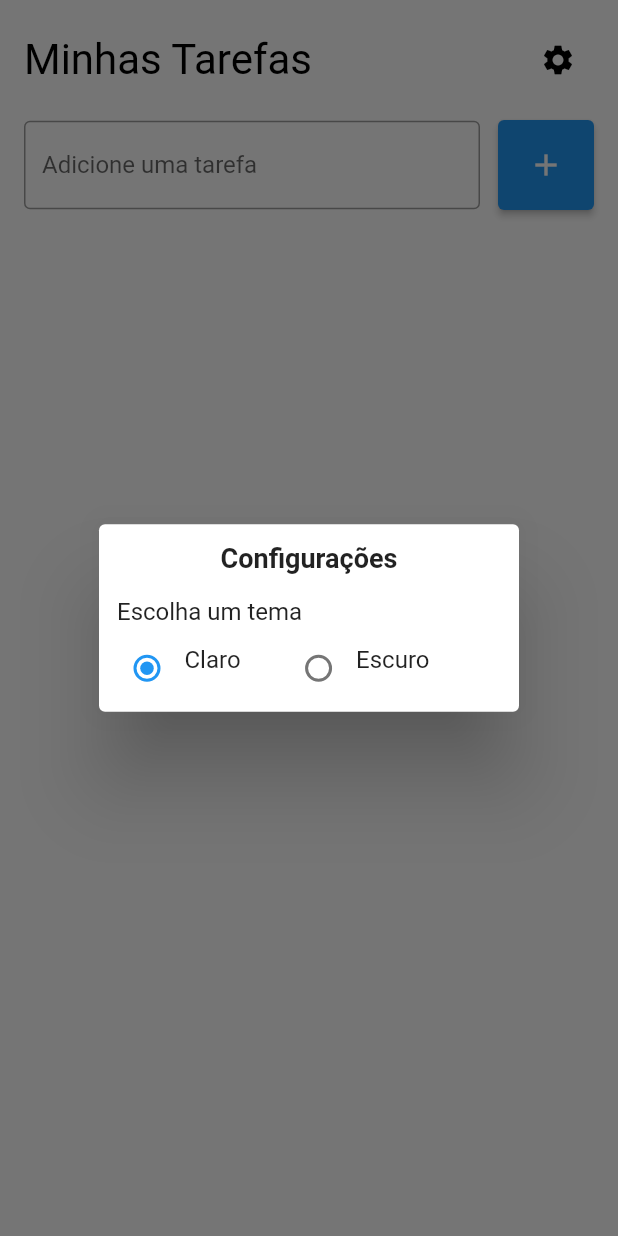
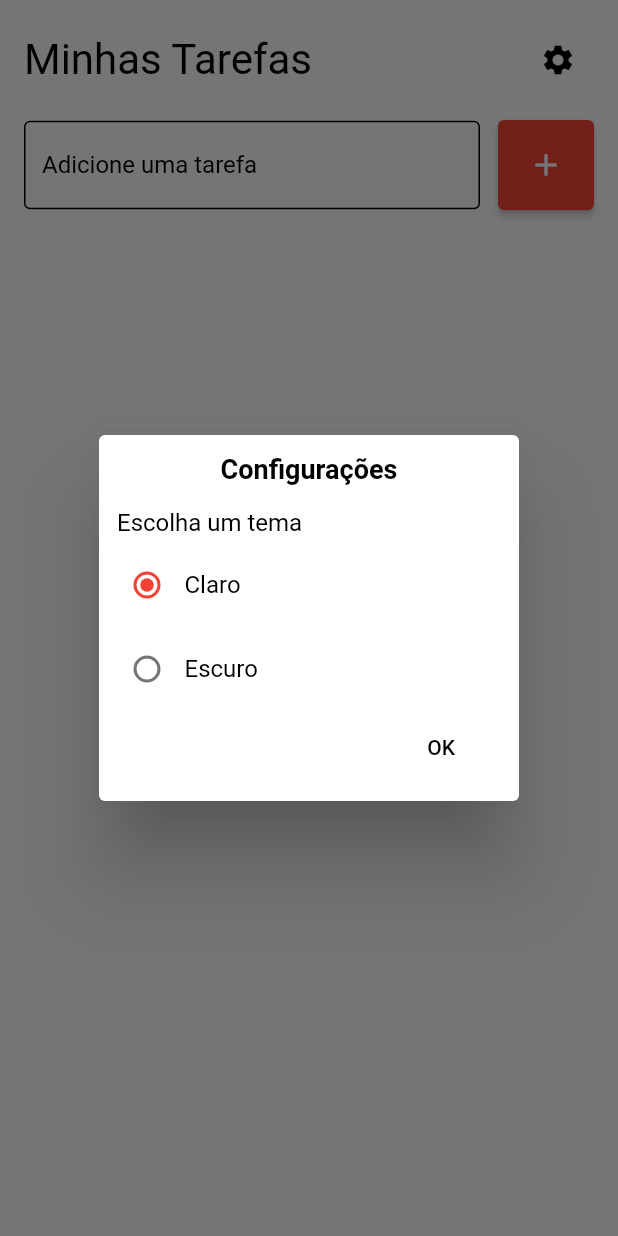
Before and after one commit to DarlanCapistrano/task-list, a Flutter app: the screen it shows after launch, after a tap on the "settings" icon, on a phone screen of 412 x 824 dp. Run offline on Flutter 3.47's test engine with Material 2 defaults, Android fonts, the phone set to English and light mode, and no system bars; our stand-ins replace rxdart.

Commit message:
implemented white and dark theme and bugfixes when delete selected tasks

```diff
--- a/lib/main.dart
+++ b/lib/main.dart
@@ -1,5 +1,5 @@
 import 'package:flutter/material.dart';
-import 'package:todo_list/main_app.dart';
+import 'package:task_list/main_app/main_app.dart';
 
 void main() {
   runApp(const MainApp());
--- a/lib/main_app.dart
+++ b/lib/main_app/main_app.dart
@@ -1,5 +1,5 @@
 import 'package:flutter/material.dart';
-import 'package:todo_list/task/ui/task_page.dart';
+import 'package:task_list/task/ui/task_page.dart';
 
 class MainApp extends StatelessWidget {
   const MainApp({Key? key}) : super(key: key);
--- /dev/null
+++ b/lib/main_app/main_app_controller.dart
@@ -0,0 +1,24 @@
+import 'package:rxdart/subjects.dart';
+import 'package:task_list/util/color_theme.dart';
+
+class MainController {
+  static final MainController _mainController = MainController._();
+
+  MainController._();
+
+  @override
+  factory MainController(){
+    return _mainController;
+  }
+
+  void closeMainController(){
+    controllerAppTheme.close();
+  }
+
+  final BehaviorSubject<ColorTheme> controllerAppTheme = BehaviorSubject<ColorTheme>();
+
+  void chooseAppTheme(ColorTheme theme){
+    ColorsApp.chooseAppTheme(theme);
+    controllerAppTheme.sink.add(theme);
+  }
+}
--- a/lib/task/ui/task_page.dart
+++ b/lib/task/ui/task_page.dart
@@ -1,7 +1,9 @@
 import 'package:flutter/material.dart';
-import 'package:todo_list/task/task_controller.dart';
-import 'package:todo_list/task/task_model.dart';
-import 'package:todo_list/util/dialogs_widget.dart';
+import 'package:task_list/main_app/main_app_controller.dart';
+import 'package:task_list/task/task_controller.dart';
+import 'package:task_list/task/task_model.dart';
+import 'package:task_list/util/color_theme.dart';
+import 'package:task_list/util/dialogs_widget.dart';
 
 class TaskPage extends StatefulWidget {
   const TaskPage({Key? key}) : super(key: key);
@@ -21,9 +23,21 @@ class _TaskPageState extends State<TaskPage> {
 
   @override
   Widget build(BuildContext context) {
+    return streamAppTheme(context);
+  }
+
+  Widget streamAppTheme(BuildContext context){
+    return StreamBuilder(
+      stream: MainController().controllerAppTheme.stream,
+      builder: (context, snapshot) => bodyTaskPage(context),
+    );
+  }
+
+  Widget bodyTaskPage(BuildContext context){
     return SafeArea(
+      top: false,
       child: Scaffold(
-        backgroundColor: Colors.white,
+        backgroundColor: ColorsApp.primaryColor,
         body: Padding(
           padding: const EdgeInsets.all(16),
           child: Column(
@@ -43,13 +57,10 @@ class _TaskPageState extends State<TaskPage> {
     return Row(
       mainAxisAlignment: MainAxisAlignment.spaceBetween,
       children: [
-        const Text("Minhas Tarefas", style: TextStyle(fontSize: 28, color: Colors.black)),
+        Text("Minhas Tarefas", style: TextStyle(fontSize: 28, color: ColorsApp.secondaryColor)),
         IconButton(
-          onPressed: () async {
-            await showDialog(context: context, builder: (_) => dialogOpenSettings(context));
-            setState(() {});
-          },
-          icon: const Icon(Icons.settings, color: Colors.black),
+          onPressed: () async => await showDialog(context: context, builder: (_) => const DialogOpenSettings()),
+          icon: Icon(Icons.settings, color: ColorsApp.secondaryColor),
         ),
       ],
     );
@@ -62,10 +73,14 @@ class _TaskPageState extends State<TaskPage> {
         children: [
           Expanded(
             child: TextField(
+              cursorColor: ColorsApp.widgetsColor,
               controller: _taskController.textTaskController,
-              decoration: const InputDecoration(
+              style: TextStyle(color: ColorsApp.secondaryColor),
+              decoration: InputDecoration(
                 labelText: "Adicione uma tarefa",
-                border: OutlineInputBorder(),
+                labelStyle: TextStyle(color: ColorsApp.secondaryColor),
+                enabledBorder: OutlineInputBorder(borderSide: BorderSide(color: ColorsApp.secondaryColor)),
+                focusedBorder: OutlineInputBorder(borderSide: BorderSide(color: ColorsApp.secondaryColor)),
               ),
             ),
           ),
@@ -73,7 +88,7 @@ class _TaskPageState extends State<TaskPage> {
           ElevatedButton(
             onPressed: () => _taskController.addTask(context),
             child: const Icon(Icons.add),
-            style: ElevatedButton.styleFrom(fixedSize: const Size(60, 60)),
+            style: ElevatedButton.styleFrom(primary: ColorsApp.widgetsColor, fixedSize: const Size(60, 60)),
           ),
         ],
       ),
@@ -128,13 +143,15 @@ class _TaskPageState extends State<TaskPage> {
                 child: Column(
                   crossAxisAlignment: CrossAxisAlignment.start,
                   children: [
-                    Text(toDo.date),
+                    Text(toDo.date, style: TextStyle(color: ColorsApp.tertiaryColor)),
                     const SizedBox(height: 4),
-                    Text(toDo.task, style: TextStyle(fontSize: 18, fontWeight: FontWeight.w600, color: toDo.done ? Colors.green[600] : Colors.grey[800], decoration: toDo.done ? TextDecoration.lineThrough : null)),
+                    Text(toDo.task, style: TextStyle(fontSize: 18, fontWeight: FontWeight.w600, color: toDo.done ? Colors.green[600] : ColorsApp.secondaryColor, decoration: toDo.done ? TextDecoration.lineThrough : null)),
                   ],
                 ),
               ),
               Checkbox(
+                side: BorderSide(color: ColorsApp.tertiaryColor, width: 2),
+                activeColor: ColorsApp.widgetsColor,
                 value: toDo.editing,
                 onChanged: (newValue) => _taskController.selectTaskItem(toDo, newValue),
               ),
@@ -152,8 +169,12 @@ class _TaskPageState extends State<TaskPage> {
       return Row(
         mainAxisAlignment: MainAxisAlignment.spaceBetween,
         children: [
-          Text("${doneTasks.length} de ${tasks.length} tarefas concluídas", style: TextStyle(fontSize: 16, color: Colors.grey[600])),
-          ElevatedButton(onPressed: () => tasks.isEmpty ? null : _taskController.deleteAllTasks(context), child: const Text("Limpar tudo")),
+          Text("${doneTasks.length} de ${tasks.length} tarefas concluídas", style: TextStyle(fontSize: 16, color: ColorsApp.tertiaryColor)),
+          ElevatedButton(
+            style: ElevatedButton.styleFrom(primary: ColorsApp.widgetsColor),
+            onPressed: () => tasks.isEmpty ? null : _taskController.deleteAllTasks(context),
+            child: const Text("Limpar tudo"),
+          ),
         ],
       );
     } else{
@@ -162,10 +183,11 @@ class _TaskPageState extends State<TaskPage> {
         children: [
           TextButton(
             style: TextButton.styleFrom(fixedSize: const Size(80, 0)),
-            child: Text("Excluir", textAlign: TextAlign.center, style: TextStyle(color: Colors.grey[800])),
+            child: Text("Excluir", textAlign: TextAlign.center, style: TextStyle(color: ColorsApp.secondaryColor)),
             onPressed: tasks.isEmpty ? null : () => _taskController.deleteSelectedTasks(context, tasks, selectedTasks),
           ),
           ElevatedButton(
+            style: ElevatedButton.styleFrom(primary: ColorsApp.widgetsColor),
             child: const Text("Concluir"),
             onPressed: () => tasks.isEmpty ? null : _taskController.completeSelectedTasks(tasks, selectedTasks),
           ),
--- a/lib/util/dialogs_widget.dart
+++ b/lib/util/dialogs_widget.dart
@@ -1,24 +1,26 @@
   import 'package:flutter/material.dart';
-import 'package:todo_list/util/color_theme.dart';
+import 'package:task_list/main_app/main_app_controller.dart';
+import 'package:task_list/util/color_theme.dart';
 
   Widget dialogDeleteAllTasksConfirmation(BuildContext context){
     return SimpleDialog(
       contentPadding: const EdgeInsets.fromLTRB(12, 12, 12, 4),
+      backgroundColor: ColorsApp.dialogColor,
       children: [
-        const Text("Aviso", textAlign: TextAlign.center, style: TextStyle(fontSize: 18, fontWeight: FontWeight.w600)),
+        Text("Aviso", textAlign: TextAlign.center, style: TextStyle(fontSize: 18, color: ColorsApp.secondaryColor, fontWeight: FontWeight.w600)),
         const SizedBox(height: 16),
-        const Text("Você deseja mesmo excluir todas as tarefas? Esta ação é irreversível.", textAlign: TextAlign.center, style: TextStyle(fontSize: 16)),
+        Text("Você deseja mesmo excluir todas as tarefas? Esta ação é irreversível.", textAlign: TextAlign.center, style: TextStyle(fontSize: 16, color: ColorsApp.secondaryColor)),
         const SizedBox(height: 16),
         Row(
           mainAxisAlignment: MainAxisAlignment.end,
           children: [
             TextButton(
               onPressed: () => Navigator.pop(context),
-              style: TextButton.styleFrom(fixedSize: const Size(80, 0)),
-              child: Text("NÃO", textAlign: TextAlign.center, style: TextStyle(color: Colors.grey[800])),
+              style: TextButton.styleFrom(fixedSize: const Size(80, 0), primary: Colors.red),
+              child: Text("NÃO", textAlign: TextAlign.center, style: TextStyle(color: ColorsApp.secondaryColor)),
             ),
             ElevatedButton(
-              style: ElevatedButton.styleFrom(fixedSize: const Size(80, 0), primary: Colors.black),
+              style: ElevatedButton.styleFrom(fixedSize: const Size(80, 0), primary: ColorsApp.widgetsColor),
               child: const Text("SIM", textAlign: TextAlign.center, style: TextStyle(color: Colors.white)),
               onPressed: () => Navigator.pop(context, true),
             ),
@@ -28,40 +30,75 @@ import 'package:todo_list/util/color_theme.dart';
     );
   }
 
-  Widget dialogOpenSettings(BuildContext context){
+  class DialogOpenSettings extends StatefulWidget {
+    const DialogOpenSettings({Key? key}) : super(key: key);
+
+    @override
+    State<DialogOpenSettings> createState() => _DialogOpenSettingsState();
+  }
+
+  class _DialogOpenSettingsState extends State<DialogOpenSettings> {
+    @override
+    Widget build(BuildContext context) {
       return SimpleDialog(
+        backgroundColor: ColorsApp.dialogColor,
         contentPadding: const EdgeInsets.all(12),
         children: [
-        const Text("Configurações", textAlign: TextAlign.center, style: TextStyle(fontSize: 18, fontWeight: FontWeight.w600)),
+          Text("Configurações", textAlign: TextAlign.center, style: TextStyle(fontSize: 18, color: ColorsApp.secondaryColor, fontWeight: FontWeight.w600)),
           const SizedBox(height: 16),
-        const Text("Escolha um tema", style: TextStyle(fontSize: 16)),
-        Row(
+          Text("Escolha um tema", style: TextStyle(fontSize: 16, color: ColorsApp.secondaryColor)),
+          const SizedBox(height: 4),
+          Column(
+            children: [
+              InkWell(
+                onTap: () => setState(() => MainController().chooseAppTheme(ColorTheme.white)),
+                child: Row(
                   children: [
                     SizedBox(
                       width: 45,
-              height: 45,
                       child: RadioListTile<ColorTheme>(
+                        activeColor: ColorsApp.widgetsColor,
                         contentPadding: const EdgeInsets.all(0),
                         value: ColorTheme.white,
                         groupValue: ColorsApp.colorAppTheme,
-                onChanged: (colorTheme) => ColorsApp.colorAppTheme = colorTheme!,
+                        onChanged: (theme) => setState(() => MainController().chooseAppTheme(theme!)),
                       ),
                     ),
-            const Text("Claro"),
-            const SizedBox(width: 32),
+                    Text("Claro", style: TextStyle(color: ColorsApp.secondaryColor)),
+                  ],
+                ),
+              ),
+              InkWell(
+                onTap: () => setState(() => MainController().chooseAppTheme(ColorTheme.dark)),
+                child: Row(
+                  children: [
                     SizedBox(
-              height: 45,
                       width: 45,
                       child: RadioListTile<ColorTheme>(
+                        activeColor: ColorsApp.widgetsColor,
                         contentPadding: const EdgeInsets.all(0),
                         value: ColorTheme.dark,
                         groupValue: ColorsApp.colorAppTheme,
-                onChanged: (colorTheme) => ColorsApp.colorAppTheme = colorTheme!,
+                        onChanged: (theme) => setState(() => MainController().chooseAppTheme(theme!)),
                       ),
                     ),
-            const Text("Escuro"),
+                    Text("Escuro", style: TextStyle(color: ColorsApp.secondaryColor)),
+                  ],
+                ),
+              ),
+            ],
+          ),
+          Row(
+            mainAxisAlignment: MainAxisAlignment.end,
+            children: [
+              TextButton(
+                onPressed: () => Navigator.pop(context),
+                style: TextButton.styleFrom(fixedSize: const Size(80, 0), primary: Colors.red),
+                child: Text("OK", textAlign: TextAlign.end, style: TextStyle(color: ColorsApp.secondaryColor)),
+              ),
             ],
           ),
         ],
       );
     }
+  }
--- a/pubspec.yaml
+++ b/pubspec.yaml
@@ -1,4 +1,4 @@
-name: todo_list
+name: task_list
 description: A new Flutter project.
 
 publish_to: 'none'
```
Also changed, not shown: lib/task/task_controller.dart (+11 -5 lines), lib/util/color_theme.dart (+27 -1 lines), 16 other files. Lines whose indentation alone changed are shown as unchanged.
